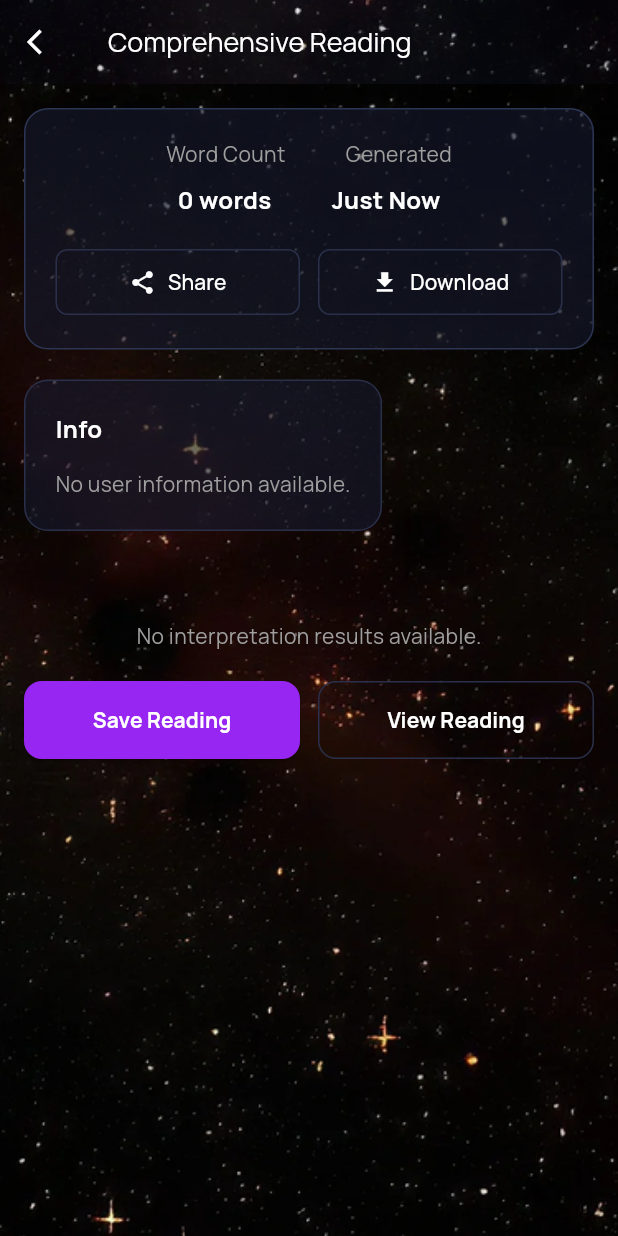
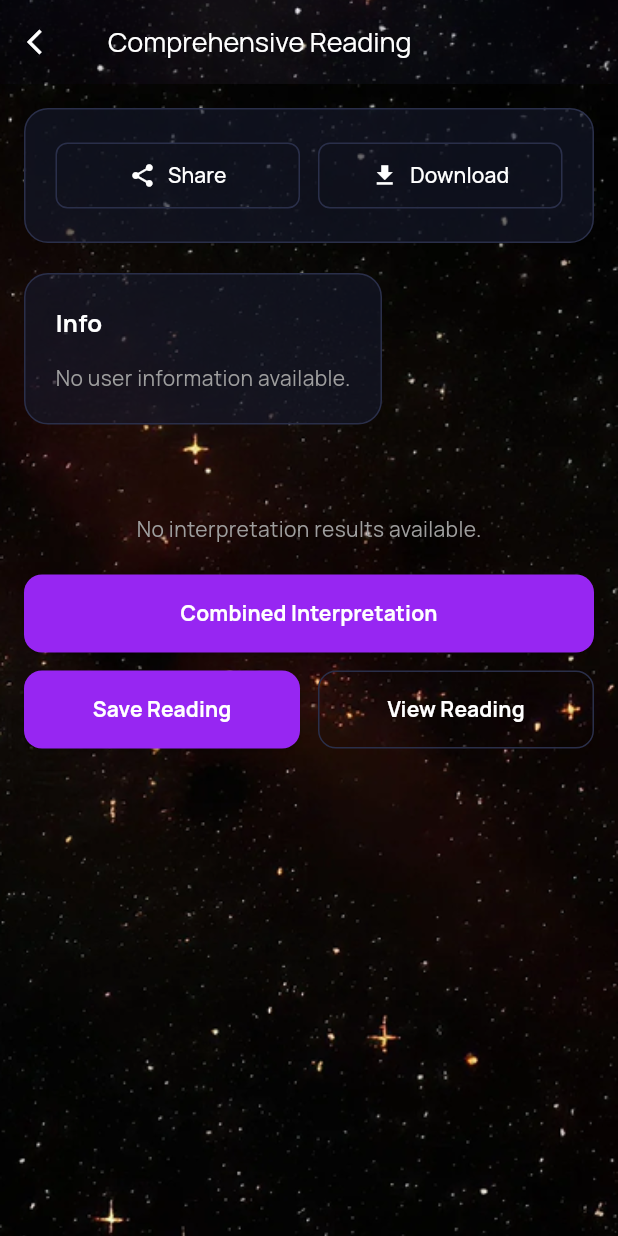
Before and after one commit to mrahad0/astrology_app, a Flutter app: the AiComprehensive screen opened by its route, on a phone screen of 412 x 824 dp. Run offline on Flutter 3.47's test engine with Material 3 defaults, Android fonts, the phone set to English and light mode, and no system bars; our stand-ins replace flutter_credit_card, flutter_html, flutter_markdown, flutter_svg, get, image_picker and 4 more; missing offline and left inert: country_state_city; accounts and stored records are empty.

Commit message:
AI Comprehensive UI and routes

```diff
--- a/lib/routes/routes.dart
+++ b/lib/routes/routes.dart
@@ -1,6 +1,7 @@
 import 'package:astrology_app/views/pages/ai_reading/ai_comprehensive.dart';
 import 'package:astrology_app/views/pages/ai_reading/ai_reading.dart';
 import 'package:astrology_app/views/pages/ai_reading/saved_chart.dart';
+import 'package:astrology_app/views/pages/ai_reading/combined_interpretation.dart';
 import 'package:astrology_app/views/pages/authentication/forgotpass_screen.dart';
 import 'package:astrology_app/views/pages/authentication/login_screen.dart';
 import 'package:astrology_app/views/pages/authentication/otp_screen.dart';
@@ -43,6 +44,7 @@ class Routes {
   static String savedChart = "/saved-chart";
   static String aiReading = "/AiReading";
   static String aiComprehensive = "/ai-comprehensive";
+  static String combinedInterpretation = "/combined-interpretation";
   static String privacyPolicy = "/PrivacyPolicy";
   static String changePass = "/ChangePassword";
   static String natalChart = "/NatalChart";
@@ -127,6 +129,12 @@ List<GetPage> pages = [
     page: () => AiReadingScreen(),
   ),
   GetPage(name: Routes.aiComprehensive, page: () => const AiComprehensive()),
+  GetPage(
+    name: Routes.combinedInterpretation,
+    transition: Transition.noTransition,
+    transitionDuration: const Duration(milliseconds: 0),
+    page: () => const CombinedInterpretationScreen(),
+  ),
   GetPage(
     name: Routes.privacyPolicy,
     transition: Transition.noTransition,
--- a/lib/views/pages/ai_reading/ai_comprehensive.dart
+++ b/lib/views/pages/ai_reading/ai_comprehensive.dart
@@ -57,8 +57,8 @@ class AiComprehensive extends StatelessWidget {
                   child: Column(
                     crossAxisAlignment: CrossAxisAlignment.start,
                     children: [
-                      // --- Word Count Card ---
-                      _buildWordCountCard(totalWords, controller),
+                      // --- Top Action Buttons ---
+                      _buildTopActionButtons(controller),
                       SizedBox(height: ResponsiveHelper.space(20)),
 
                       // --- Dynamic Info Card ---
@@ -97,6 +97,8 @@ class AiComprehensive extends StatelessWidget {
                         }),
 
                       SizedBox(height: ResponsiveHelper.space(20)),
+                      _buildCombinedInterpretationButton(),
+                      SizedBox(height: ResponsiveHelper.space(12)),
                       _buildBottomActionButtons(controller),
                       SizedBox(height: ResponsiveHelper.space(20)),
                     ],
@@ -112,68 +114,46 @@ class AiComprehensive extends StatelessWidget {
 
   // --- Helper Widgets ---
 
-  Widget _buildWordCountCard(
-    int wordLimit,
-    InterpretationController controller,
-  ) {
+  Widget _buildTopActionButtons(InterpretationController controller) {
     return Container(
       padding: EdgeInsets.all(ResponsiveHelper.padding(20)),
       decoration: BoxDecoration(
         color: CustomColors.secondbackgroundColor,
         borderRadius: BorderRadius.circular(ResponsiveHelper.radius(16)),
-        border: Border.all(color: const Color(0xFF2D3554)),
+        border: Border.all(color: const Color(0xFF2A2F4A)),
       ),
-      child: Column(
+      child: Row(
         children: [
-          Row(
-            mainAxisAlignment: MainAxisAlignment.center,
-            children: [
-              Text(
-                'Word Count',
-                style: TextStyle(color: Colors.grey, fontSize: ResponsiveHelper.fontSize(14)),
-              ),
-              SizedBox(width: ResponsiveHelper.space(40)),
-              Text(
-                'Generated',
-                style: TextStyle(color: Colors.grey, fontSize: ResponsiveHelper.fontSize(14)),
-              ),
-            ],
+          Expanded(child: _buildShareButton(controller)),
+          SizedBox(width: ResponsiveHelper.space(12)),
+          Expanded(child: _buildDownloadButton(controller)),
+        ],
+      ),
+    );
+  }
+
+  Widget _buildCombinedInterpretationButton() {
+    return SizedBox(
+      width: double.infinity,
+      child: ElevatedButton(
+        onPressed: () {
+          Get.toNamed(Routes.combinedInterpretation);
+        },
+        style: ElevatedButton.styleFrom(
+          backgroundColor: CustomColors.primaryColor,
+          padding: EdgeInsets.symmetric(vertical: ResponsiveHelper.padding(16)),
+          shape: RoundedRectangleBorder(
+            borderRadius: BorderRadius.circular(ResponsiveHelper.radius(12)),
           ),
-          SizedBox(height: ResponsiveHelper.space(8)),
-          Row(
-            mainAxisAlignment: MainAxisAlignment.center,
-            children: [
-              Text(
-                '$wordLimit words',
-                style: TextStyle(
-                  color: Colors.white,
-                  fontSize: ResponsiveHelper.fontSize(16),
-                  fontWeight: FontWeight.bold,
-                ),
-              ),
-              SizedBox( width: ResponsiveHelper.space(40)),
-              Text(
-                'Just Now',
-                style: TextStyle(
-                  color: Colors.white,
-                  fontSize: ResponsiveHelper.fontSize(16),
-                  fontWeight: FontWeight.bold,
-                ),
-              ),
-            ],
+        ),
+        child: Text(
+          'Combined Interpretation',
+          style: TextStyle(
+            color: Colors.white,
+            fontSize: ResponsiveHelper.fontSize(14),
+            fontWeight: FontWeight.bold,
           ),
-          SizedBox(height: ResponsiveHelper.space(20)),
-          Row(
-            children: [
-
-              Expanded(child: _buildShareButton(controller)),
-
-              SizedBox(width: ResponsiveHelper.space(12)),
-
-              Expanded(child: _buildDownloadButton(controller)),
-            ],
-          ),
-        ],
+        ),
       ),
     );
   }
```
